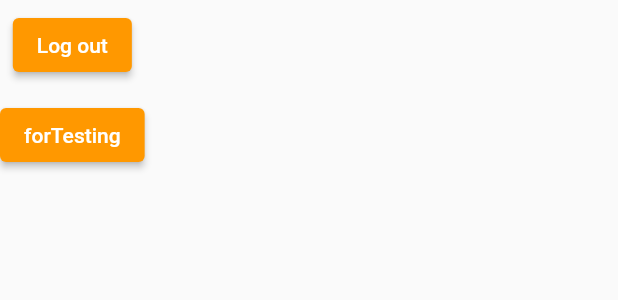
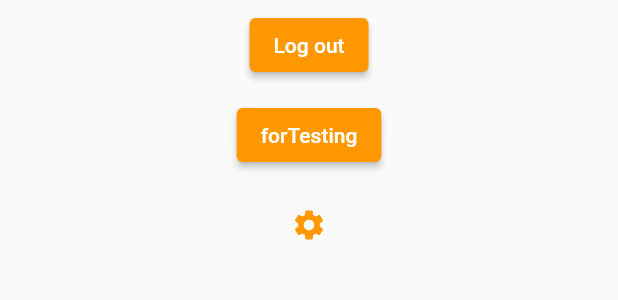
Before and after one commit to WilsonRamos123/animester, a Flutter app: the Perfil widget shown alone on an empty page, opened directly, after a tap on "Log out", on a phone screen of 412 x 824 dp. Shown: the top 300 px of the screen. Run offline on Flutter 3.47's test engine with Material 2 defaults, Android fonts, the phone set to English and light mode, and no system bars; our stand-ins replace cloud_firestore, firebase_auth, firebase_core, firebase_database, fluttertoast, geocoding and 4 more; missing offline and left inert: prompt_dialog; accounts and stored records are empty; network calls fail.

```diff
--- a/lib/domain/controller/Authcontroller.dart
+++ b/lib/domain/controller/Authcontroller.dart
@@ -1,6 +1,7 @@
 import 'package:get/get.dart';
 import 'package:firebase_auth/firebase_auth.dart';
-import 'package:flutter_application_1/domain/models/user.dart';
+
+import 'preferencecontroller.dart';
 
 class AuthController extends GetxController {
   var email = "".obs;
@@ -46,16 +47,18 @@ class AuthController extends GetxController {
     }
   }
 
+  PreferenceController preferencesController = Get.find();
   Future<void> logOut() async {
     try {
       await FirebaseAuth.instance.signOut();
     } catch (e) {
       return Future.error(e.toString());
     }
+    preferencesController.save_data2(false);
   }
 
-  bool logInStatus(){
-    return FirebaseAuth.instance.currentUser!=null;
+  bool logInStatus() {
+    return FirebaseAuth.instance.currentUser != null;
   }
 
   String userEmail() {
--- /dev/null
+++ b/lib/domain/controller/preferencecontroller.dart
@@ -0,0 +1,32 @@
+import 'package:get/get.dart';
+import 'package:get/get_rx/get_rx.dart';
+import 'package:shared_preferences/shared_preferences.dart';
+
+class PreferenceController extends GetxController {
+  RxBool _preferences = false.obs;
+
+  bool get preferences => _preferences.value;
+
+  newPreference(bool newValue) {
+    _preferences.value = newValue;
+    //print(_preferences.value);
+  }
+
+  // ignore: non_constant_identifier_names
+  Future<void> save_data(_email, password) async {
+    SharedPreferences prefs = await SharedPreferences.getInstance();
+    await prefs.setString('email', _email);
+    //await prefs.setString('password', _password);
+    await prefs.setString('password', password);
+
+    print(_email);
+  }
+
+  Future<void> save_data2(bool preferences) async {
+    SharedPreferences prefs = await SharedPreferences.getInstance();
+
+    //await prefs.setString('password', _password);
+    await prefs.setBool('pref', preferences);
+    //print(_preferences);
+  }
+}
--- a/lib/main.dart
+++ b/lib/main.dart
@@ -4,14 +4,17 @@ import 'package:flutter_application_1/domain/controller/Chatcontroller.dart';
 import 'package:flutter_application_1/domain/controller/Firestorecontroller.dart';
 import 'package:flutter_application_1/src/app.dart';
 import 'package:get/get.dart';
+import 'domain/controller/preferencecontroller.dart';
 import 'domain/controller/textcontroller.dart';
 import 'domain/controller/Authcontroller.dart';
+
 void main() {
   WidgetsFlutterBinding.ensureInitialized();
   Get.lazyPut<TextController>(() => TextController());
   Get.lazyPut<AuthController>(() => AuthController());
   Get.lazyPut<FirebaseController>(() => FirebaseController());
   Get.lazyPut<ChatController>(() => ChatController());
+  Get.lazyPut<PreferenceController>(() => PreferenceController());
 
   runApp(new MyApp());
 }
--- a/lib/src/pages/feed2_page.dart
+++ b/lib/src/pages/feed2_page.dart
@@ -14,14 +14,14 @@ class Feed2 extends StatefulWidget {
 }
 
 class _Feed2 extends State<Feed2> {
-  String _status = '';
+  //String _status = '';
   int _numPage = 2;
   List<Widget> _paginas = [Perfil(), Feed(), Home(), Ubicacion(), Chat()];
   @override
   Widget build(BuildContext context) {
     return Scaffold(
         appBar: AppBar(
-          automaticallyImplyLeading: false,
+            automaticallyImplyLeading: false,
             title: Text(
               'ANIMESTER',
               style: TextStyle(color: Colors.orange),
--- a/lib/src/pages/perfil.dart
+++ b/lib/src/pages/perfil.dart
@@ -22,6 +22,10 @@ class _Perfil extends State<Perfil> {
     return Container(
       child: Column(
         children: [
+          Center(
+            child: Column(
+              mainAxisAlignment: MainAxisAlignment.center,
+              children: [
                 Padding(
                   padding: const EdgeInsets.symmetric(vertical: 6.0),
                   child: ElevatedButton(
@@ -44,12 +48,25 @@ class _Perfil extends State<Perfil> {
                           .push()
                           .set({'text': 'You got it'})
                           .then((value) => print('added successfully'))
-                    .catchError((error) => print('there are arrors: $error'));
+                          .catchError(
+                              (error) => print('there are arrors: $error'));
                     },
                     child: const Text('forTesting'),
                     style: ElevatedButton.styleFrom(primary: Colors.orange),
                   ),
                 ),
+                Padding(
+                  padding: const EdgeInsets.symmetric(vertical: 6.0),
+                  child: IconButton(
+                      color: Colors.orange,
+                      onPressed: () {
+                        Navigator.pushNamed(context, 'settings');
+                      },
+                      icon: Icon(Icons.settings)),
+                )
+              ],
+            ),
+          )
         ],
       ),
     );
--- a/lib/src/pages/register_page.dart
+++ b/lib/src/pages/register_page.dart
@@ -149,6 +149,9 @@ class _RegisterPageState extends State<RegisterPage> {
                   print(
                       'name: $_name \n email: $_email \n password: $_password');
                   authController.signUp(_email, _password);
+                  _email = '';
+                  _password = '';
+                  _name = '';
                   Navigator.pushNamed(context, '/');
                 },
                 child: const Text('Registrarse'),
--- a/pubspec.yaml
+++ b/pubspec.yaml
@@ -42,11 +42,12 @@ dependencies:
   permission_handler: ^8.3.0
   geocoding:
   fluttertoast:
+  shared_preferences: ^2.0.11
 
 dev_dependencies:
   flutter_test:
     sdk: flutter
-  get: ^4.3.8
+
 
 # For information on the generic Dart part of this file, see the
 # following page: https://dart.dev/tools/pub/pubspec
```
Also changed, not shown: lib/src/app.dart (+7 -3 lines), lib/src/pages/home_page.dart (+31 -7 lines), lib/src/pages/settings.dart (added, +97 -0 lines), pubspec.lock. Lines whose indentation alone changed are shown as unchanged.
